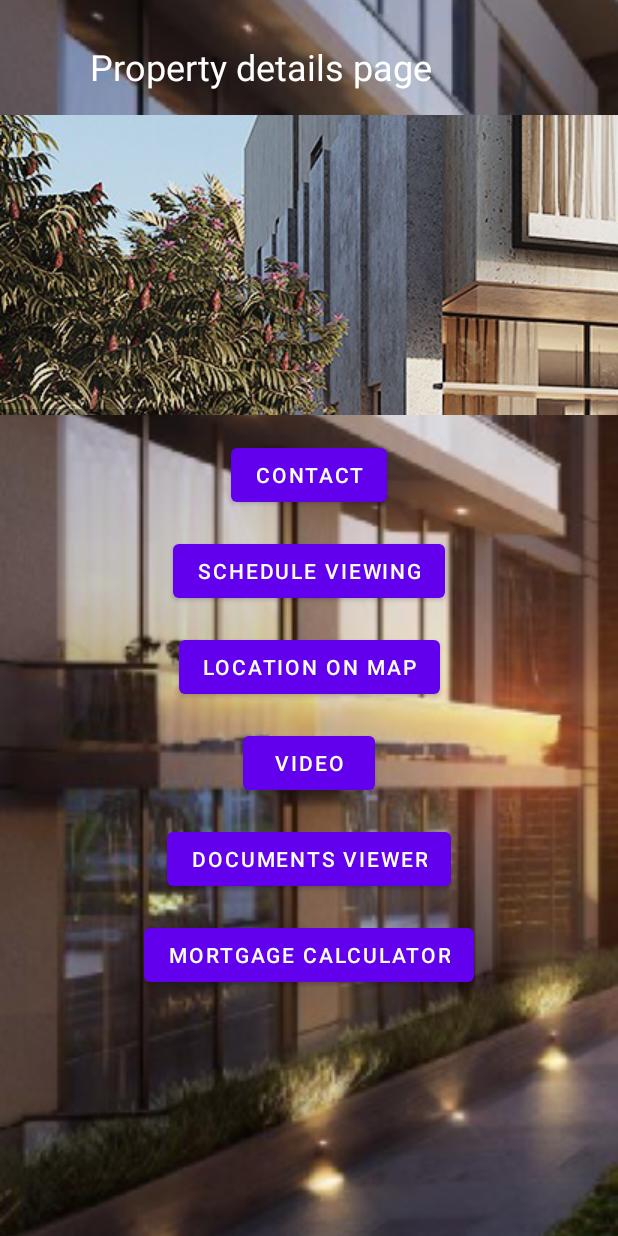
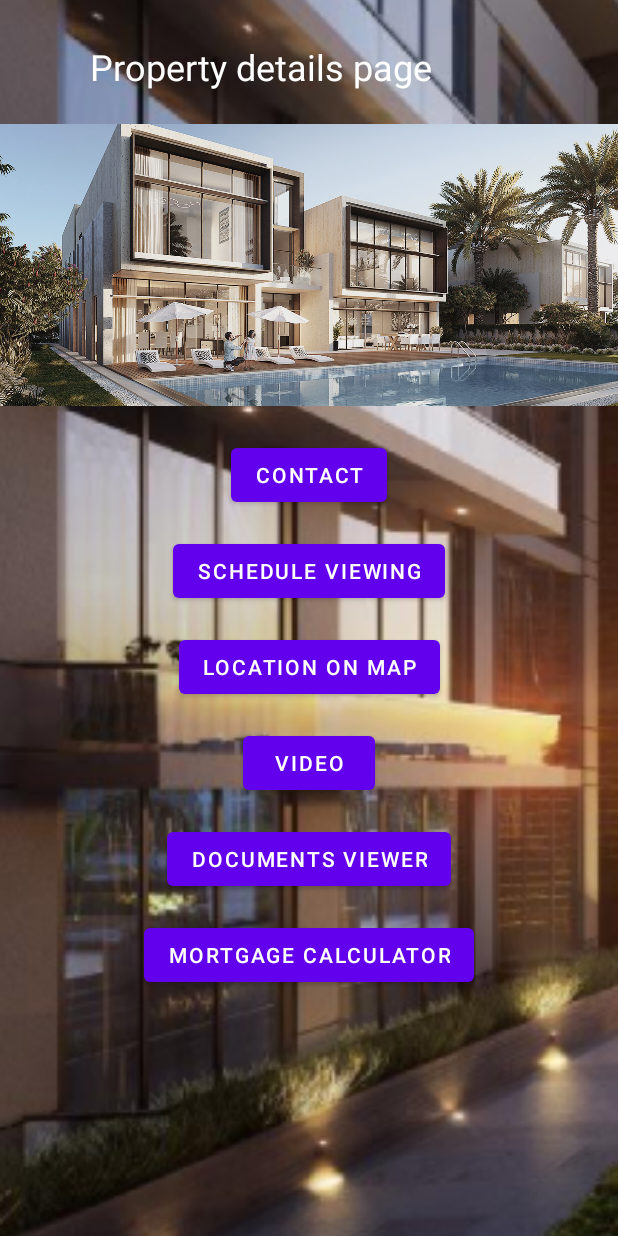
Before and after one commit to akero/propdub, an Android app: the PropertyDetails screen opened directly, with no data from a screen before it, on a phone screen of 412 x 824 dp. Run offline under Robolectric (Android 15) with nearby library versions, the phone set to English and light mode, and no system bars; 8 statements that could not run were skipped.

Commit message:
added scrolling images

```diff
--- a/app/build.gradle
+++ b/app/build.gradle
@@ -35,6 +35,8 @@ android {
 
 dependencies {
 
+    implementation 'androidx.viewpager2:viewpager2:1.1.0-alpha01'
+
     implementation 'com.google.android.gms:play-services-maps:18.1.0'
 
     implementation 'androidx.appcompat:appcompat:1.6.1'
--- a/app/src/main/AndroidManifest.xml
+++ b/app/src/main/AndroidManifest.xml
@@ -3,10 +3,10 @@
     xmlns:tools="http://schemas.android.com/tools">
 
     <uses-permission android:name="android.permission.INTERNET" />
+
     <meta-data
         android:name="com.google.android.geo.API_KEY"
         android:value="AIzaSyCyXK4Iv-M4qtXGdLDNFZraKaUIyKbHKnk" />
-
 
     <application
         android:allowBackup="true"
@@ -16,6 +16,9 @@
         android:supportsRtl="true"
         android:theme="@style/Theme.PropDub"
         tools:targetApi="31">
+        <activity
+            android:name=".ImageAdapter1"
+            android:exported="false" />
         <activity
             android:name=".intermediate_screen"
             android:exported="false" />
--- /dev/null
+++ b/app/src/main/java/com/acme/propdub/ImageAdapter1.java
@@ -0,0 +1,46 @@
+package com.acme.propdub;
+
+import android.content.Context;
+import android.view.LayoutInflater;
+import android.view.View;
+import android.view.ViewGroup;
+import android.widget.ImageView;
+
+import androidx.annotation.NonNull;
+import androidx.recyclerview.widget.RecyclerView;
+
+public class ImageAdapter1 extends RecyclerView.Adapter<ImageAdapter1.ViewHolder> {
+    private final int[] imageIds;
+    private final LayoutInflater inflater;
+
+    public ImageAdapter1(Context context, int[] imageIds) {
+        this.imageIds = imageIds;
+        this.inflater = LayoutInflater.from(context);
+    }
+
+    @NonNull
+    @Override
+    public ViewHolder onCreateViewHolder(@NonNull ViewGroup parent, int viewType) {
+        View view = inflater.inflate(R.layout.image_item1, parent, false);
+        return new ViewHolder(view);
+    }
+
+    @Override
+    public void onBindViewHolder(@NonNull ViewHolder holder, int position) {
+        holder.imageView.setImageResource(imageIds[position]);
+    }
+
+    @Override
+    public int getItemCount() {
+        return imageIds.length;
+    }
+
+    public static class ViewHolder extends RecyclerView.ViewHolder {
+        ImageView imageView;
+
+        public ViewHolder(@NonNull View itemView) {
+            super(itemView);
+            imageView = itemView.findViewById(R.id.imageView12);
+        }
+    }
+}
--- a/app/src/main/java/com/acme/propdub/PropertyDetails.java
+++ b/app/src/main/java/com/acme/propdub/PropertyDetails.java
@@ -5,19 +5,15 @@ import android.graphics.Bitmap;
 import android.graphics.BitmapFactory;
 import android.os.Bundle;
 import android.util.Log;
-import android.view.GestureDetector;
-import android.view.MotionEvent;
 import android.view.View;
 import android.widget.ImageView;
-import android.widget.ViewSwitcher;
 
 import androidx.appcompat.app.AppCompatActivity;
+import androidx.viewpager2.widget.ViewPager2;
 
 public class PropertyDetails extends AppCompatActivity {
 
-    private GestureDetector gestureDetector;
-    private int[] imageIds;
-    private int currentIndex;
+    private int[] imageIds = new int[]{R.drawable.propertyimage1, R.drawable.propertyimage2, R.drawable.propertyimage3};
 
     @Override
     protected void onCreate(Bundle savedInstanceState) {
@@ -30,63 +26,9 @@ public class PropertyDetails extends AppCompatActivity {
             Bitmap blurredBitmap = BlurBuilder.blur(this, originalBitmap);
             imageView.setImageBitmap(blurredBitmap);
 
-            // Code for scrolling images
-            ViewSwitcher imageSwitcher = findViewById(R.id.image_switcher);
-            imageIds = new int[]{R.drawable.propertyimage1, R.drawable.propertyimage2, R.drawable.propertyimage3};
-            currentIndex = 0;
-            ImageView imageView1 = (ImageView) imageSwitcher.getChildAt(0);
-            imageView1.setImageResource(imageIds[currentIndex]);
-            ImageView imageView2 = (ImageView) imageSwitcher.getChildAt(1);
-            imageView2.setImageResource(imageIds[currentIndex + 1]);
-            gestureDetector = new GestureDetector(this, new GestureDetector.SimpleOnGestureListener() {
-                private static final int SWIPE_THRESHOLD = 100;
-                private static final int SWIPE_VELOCITY_THRESHOLD = 100;
-
-                @Override
-                public boolean onDown(MotionEvent e) {
-                    return true;
-                }
-
-                @Override
-                public boolean onFling(MotionEvent e1, MotionEvent e2, float velocityX, float velocityY) {
-                    boolean result = false;
-                    try {
-                        float diffX = e2.getX() - e1.getX();
-                        float diffY = e2.getY() - e1.getY();
-                        if (Math.abs(diffX) > Math.abs(diffY)) {
-                            if (Math.abs(diffX) > SWIPE_THRESHOLD && Math.abs(velocityX) > SWIPE_VELOCITY_THRESHOLD) {
-                                if (diffX > 0) {
-                                    // Swipe right
-                                    if (currentIndex > 0) {
-                                        currentIndex--;
-                                        imageView1.setImageResource(imageIds[currentIndex]);
-                                        imageView2.setImageResource(imageIds[currentIndex + 1]);
-                                        imageSwitcher.showPrevious();
-                                    }
-                                } else {
-                                    // Swipe left
-                                    if (currentIndex < imageIds.length - 2) {
-                                        currentIndex++;
-                                        imageView1.setImageResource(imageIds[currentIndex]);
-                                        imageView2.setImageResource(imageIds[currentIndex + 1]);
-                                        imageSwitcher.showNext();
-                                    }
-                                }
-                                result = true;
-                            }
-                        }
-                    } catch (Exception exception) {
-                        exception.printStackTrace();
-                    }
-                    return result;
-                }
-            });
-            imageSwitcher.setOnTouchListener(new View.OnTouchListener() {
-                @Override
-                public boolean onTouch(View view, MotionEvent motionEvent) {
-                    return gestureDetector.onTouchEvent(motionEvent);
-                }
-            });
+            ViewPager2 viewPager = findViewById(R.id.viewPager1);
+            ImageAdapter1 adapter = new ImageAdapter1(this, imageIds);
+            viewPager.setAdapter(adapter);
 
             // contact button code
             View contactButton = findViewById(R.id.contact);
@@ -102,7 +44,6 @@ public class PropertyDetails extends AppCompatActivity {
             mortgage_calculatorButton.setOnClickListener(new View.OnClickListener() {
                 @Override
                 public void onClick(View v) {
-
                     openMortgageActivity();
                 }
             });
--- a/app/src/main/res/layout/activity_property_details.xml
+++ b/app/src/main/res/layout/activity_property_details.xml
@@ -5,6 +5,7 @@
     android:layout_width="match_parent"
     android:layout_height="match_parent"
     tools:context=".PropertyDetails">
+
     <ImageView
         android:id="@+id/background_image3"
         android:layout_width="match_parent"
@@ -16,63 +17,24 @@
         android:layout_width="match_parent"
         android:layout_height="match_parent">
 
-
-
         <TextView
             android:id="@+id/property_details_text"
             android:layout_width="wrap_content"
             android:layout_height="wrap_content"
             android:text="Property details page"
             android:textSize="24sp"
-
-
             app:layout_constraintStart_toStartOf="parent"
             app:layout_constraintTop_toTopOf="parent"
             android:layout_marginLeft="60dp"
             android:layout_marginTop="28dp"
-            android:textColor="@android:color/white"/>
+            android:textColor="@android:color/white" />
 
-        <HorizontalScrollView
-            android:id="@+id/scrollingpictures"
-
+        <androidx.viewpager2.widget.ViewPager2
+            android:id="@+id/viewPager1"
             android:layout_width="match_parent"
-            android:layout_height="wrap_content"
+            android:layout_height="200dp"
             android:layout_marginTop="16dp"
-            app:layout_constraintTop_toBottomOf="@+id/property_details_text">
-
-
-                <FrameLayout
-                    android:layout_width="wrap_content"
-                    android:layout_height="200dp">
-
-                <ViewSwitcher
-                    android:id="@+id/image_switcher"
-                    android:layout_width="wrap_content"
-                    android:layout_height="wrap_content">
-
-
-                <ImageView
-                    android:layout_width="wrap_content"
-                    android:layout_height="wrap_content"
-                    android:scaleType="centerCrop"
-                    android:src="@drawable/propertyimage1"/>
-
-                <ImageView
-                    android:layout_width="wrap_content"
-                    android:layout_height="wrap_content"
-                    android:scaleType="centerCrop"
-                    android:src="@drawable/propertyimage2"/>
-
-
-                <!-- Add more images here -->
-
-                </ViewSwitcher>
-                </FrameLayout>
-
-
-
-        </HorizontalScrollView>
-
+            app:layout_constraintTop_toBottomOf="@+id/property_details_text" />
 
         <Button
             android:id="@+id/contact"
@@ -81,8 +43,7 @@
             android:text="Contact"
             app:layout_constraintEnd_toEndOf="parent"
             app:layout_constraintStart_toStartOf="parent"
-
-            app:layout_constraintTop_toBottomOf="@+id/scrollingpictures"
+            app:layout_constraintTop_toBottomOf="@+id/viewPager1"
             android:layout_marginTop="16dp"/>
 
         <Button
@@ -135,6 +96,5 @@
             app:layout_constraintTop_toBottomOf="@+id/documents_viewer"
             android:layout_marginTop="16dp"/>
 
-
     </androidx.constraintlayout.widget.ConstraintLayout>
 </androidx.constraintlayout.widget.ConstraintLayout>
--- /dev/null
+++ b/app/src/main/res/layout/image_item1.xml
@@ -0,0 +1,6 @@
+<?xml version="1.0" encoding="utf-8"?>
+<ImageView xmlns:android="http://schemas.android.com/apk/res/android"
+    android:id="@+id/imageView12"
+    android:layout_width="match_parent"
+    android:layout_height="match_parent"
+    android:adjustViewBounds="true" />
```
Also changed, not shown: app/src/main/res/layout/activity_image_adapter1.xml (added, +9 -0 lines).
